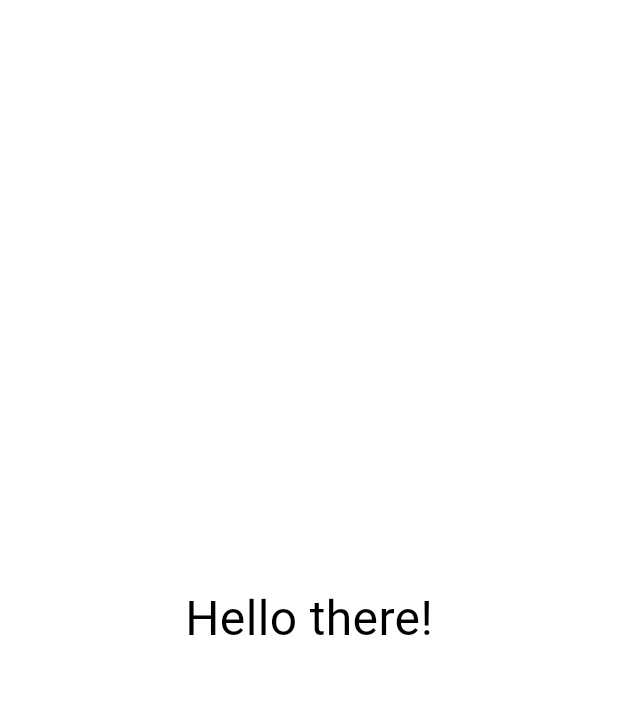
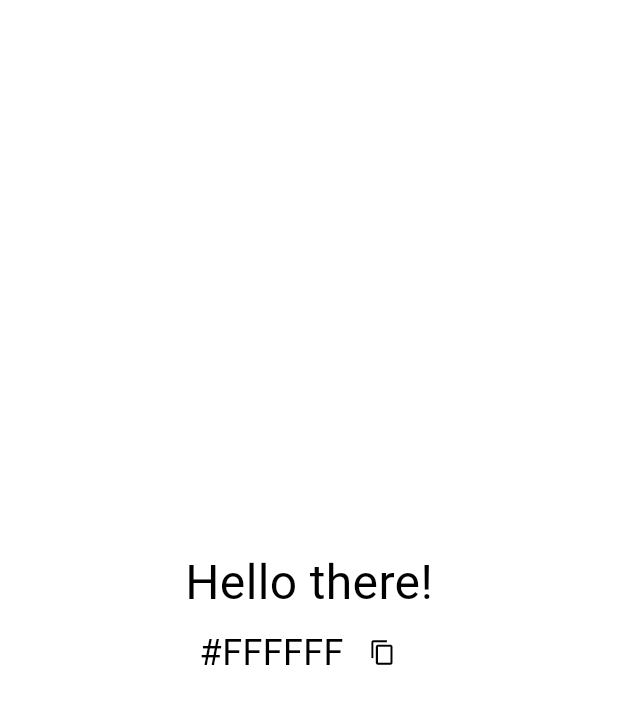
Before and after one commit to DavidFerrs/amazing-colors, a Flutter app: the screen it shows after launch, on a phone screen of 412 x 824 dp. Shown: the top 704 px of the screen. Run offline on Flutter 3.47's test engine with Material 3 defaults, Android fonts, the phone set to English and light mode, and no system bars.

Commit message:
feat: display Hex color and color copy functionality

```diff
--- a/lib/app/modules/home/presentation/view/home_page.dart
+++ b/lib/app/modules/home/presentation/view/home_page.dart
@@ -51,11 +51,19 @@ class _HomePageState extends State<HomePage> {
           onTap: _changeBackgroundColor,
           child: Scaffold(
             backgroundColor: _backgroundColor,
-            body: Center(
-              child: Text(
-                'Hello there!',
-                style: TextStyle(color: _textColor, fontSize: 32),
-              ),
+            body: Column(
+              crossAxisAlignment: .center,
+              mainAxisAlignment: .center,
+              children: [
+                Text(
+                  'Hello there!',
+                  style: TextStyle(color: _textColor, fontSize: 32),
+                ),
+                HexColorDisplayWidget(
+                  color: _backgroundColor,
+                  isBright: _isBackgroundLuminanceLight(),
+                ),
+              ],
             ),
           ),
         ),
@@ -70,3 +78,48 @@ class _HomePageState extends State<HomePage> {
     return _backgroundColor.computeLuminance() > 0.5;
   }
 }
+
+class HexColorDisplayWidget extends StatelessWidget {
+  const HexColorDisplayWidget({
+    required this.color,
+    required this.isBright,
+    super.key,
+  });
+
+  final Color color;
+  final bool isBright;
+
+  @override
+  Widget build(BuildContext context) {
+    final Color lightTextColor = Colors.white;
+    final Color blackTextColor = Colors.black;
+
+    // TODO: change to function
+    String colorString =
+        '#${color.toARGB32().toRadixString(16).padLeft(8, '0').substring(2).toUpperCase()}';
+
+    return Row(
+      mainAxisAlignment: .center,
+      children: [
+        Text(
+          colorString,
+          style: TextStyle(
+            fontSize: 24,
+            color: isBright ? blackTextColor : lightTextColor,
+          ),
+        ),
+        const SizedBox(width: 2),
+        IconButton(
+          icon: Icon(
+            Icons.copy,
+            color: isBright ? blackTextColor : lightTextColor,
+            size: 18,
+          ),
+          onPressed: () {
+            Clipboard.setData(ClipboardData(text: colorString));
+          },
+        ),
+      ],
+    );
+  }
+}
```
